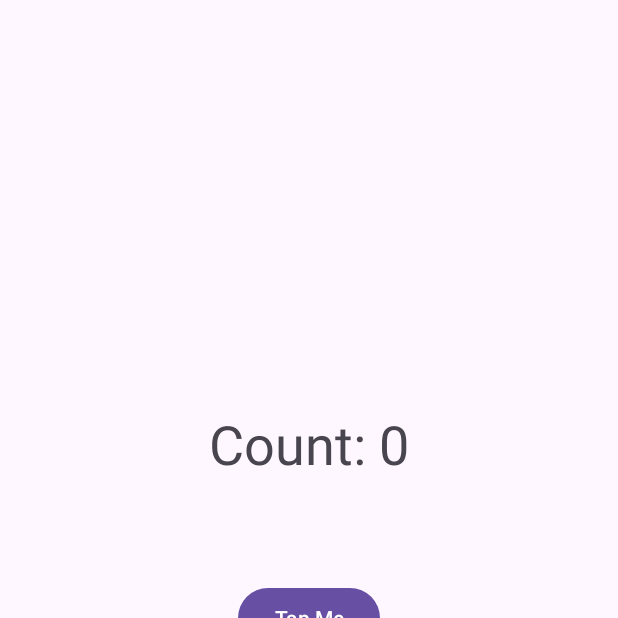
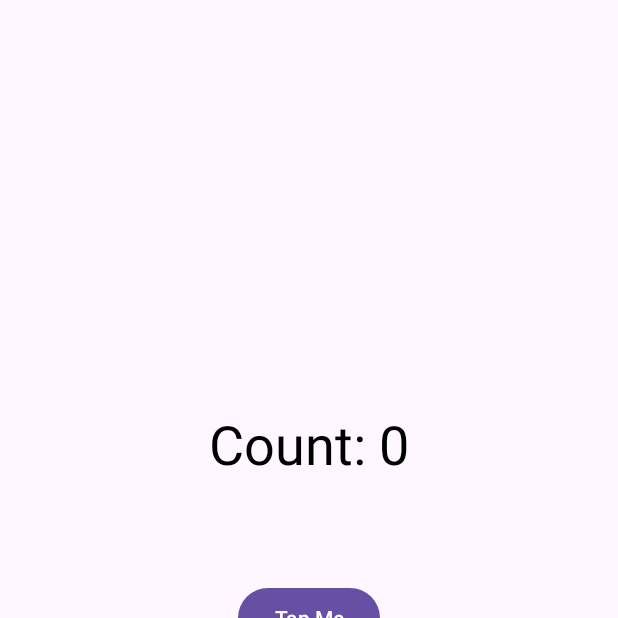
Before and after one commit to tlidowski/counter-app, an Android app: the screen it shows after launch (MainActivity), on a phone screen of 412 x 824 dp, the top half of it. Run offline under Robolectric (Android 15) with nearby library versions, the phone set to English and light mode, and no system bars.

Commit message:
fix: update textView color with savedInstanceState

```diff
--- a/app/src/main/java/com/example/counterapp/MainActivity.java
+++ b/app/src/main/java/com/example/counterapp/MainActivity.java
@@ -1,6 +1,5 @@
 package com.example.counterapp;
 
-import android.graphics.Color;
 import android.os.Bundle;
 import android.view.View;
 import android.widget.TextView;
@@ -9,6 +8,7 @@ import android.widget.Button;
 import androidx.activity.EdgeToEdge;
 import androidx.annotation.NonNull;
 import androidx.appcompat.app.AppCompatActivity;
+import androidx.core.content.ContextCompat;
 import androidx.core.graphics.Insets;
 import androidx.core.view.ViewCompat;
 import androidx.core.view.WindowInsetsCompat;
@@ -20,8 +20,12 @@ public class MainActivity extends AppCompatActivity {
     Button resetButton;
     int count = 0;
 
+    int red;
+    int black;
+
     private static final String TEXT_VALUE = "text_val";
     private static final String COUNT_VALUE = "count_val";
+    private static final String COLOR_VALUE = "color_val";
 
     @Override
     protected void onCreate(Bundle savedInstanceState) {
@@ -34,6 +38,9 @@ public class MainActivity extends AppCompatActivity {
             return insets;
         });
 
+        red = ContextCompat.getColor(this, R.color.red);
+        black = ContextCompat.getColor(this, R.color.black);
+
         textView = findViewById(R.id.textView);
         addButton = findViewById(R.id.addButton);
         resetButton = findViewById(R.id.resetButton);
@@ -45,8 +52,16 @@ public class MainActivity extends AppCompatActivity {
                 textView.setText(savedText);
             }
             count = savedInstanceState.getInt(COUNT_VALUE, 0);
+
+            int savedColor = savedInstanceState.getInt(COLOR_VALUE, 0);
+            if (savedColor != 0) {
+                textView.setTextColor(savedColor);
+            } else {
+                textView.setTextColor(black);
+            }
         } else {
             textView.setText(R.string.default_counter_label);
+            textView.setTextColor(black);
         }
 
         // add button on click listener -- increment count var and display in textView
@@ -57,7 +72,7 @@ public class MainActivity extends AppCompatActivity {
                 textView.setText(getString(R.string.counter_label, count));
 
                 if (count >= 10) {
-                    textView.setTextColor(Color.RED);
+                    textView.setTextColor(red);
                 }
             }
         });
@@ -68,7 +83,7 @@ public class MainActivity extends AppCompatActivity {
             public void onClick(View v) {
                 count = 0;
                 textView.setText(R.string.default_counter_label);
-                textView.setTextColor(Color.BLACK);
+                textView.setTextColor(black);
             }
         });
     }
@@ -79,5 +94,6 @@ public class MainActivity extends AppCompatActivity {
         super.onSaveInstanceState(savedInstanceState);
         savedInstanceState.putString(TEXT_VALUE, textView.getText().toString());
         savedInstanceState.putInt(COUNT_VALUE, count);
+        savedInstanceState.putInt(COLOR_VALUE, textView.getCurrentTextColor());
     }
 }
--- a/app/src/main/res/values/colors.xml
+++ b/app/src/main/res/values/colors.xml
@@ -2,4 +2,5 @@
 <resources>
     <color name="black">#FF000000</color>
     <color name="white">#FFFFFFFF</color>
+    <color name="red">#FFFF0000</color>
 </resources>
--- a/app/src/main/res/values/strings.xml
+++ b/app/src/main/res/values/strings.xml
@@ -3,5 +3,5 @@
     <string name="default_counter_label">Count: 0</string>
     <string name="counter_label">Count: %1$d</string>
     <string name="add_label">Tap Me</string>
-    <string name="reset_label">Reset</string>s
+    <string name="reset_label">Reset</string>
 </resources>
```
